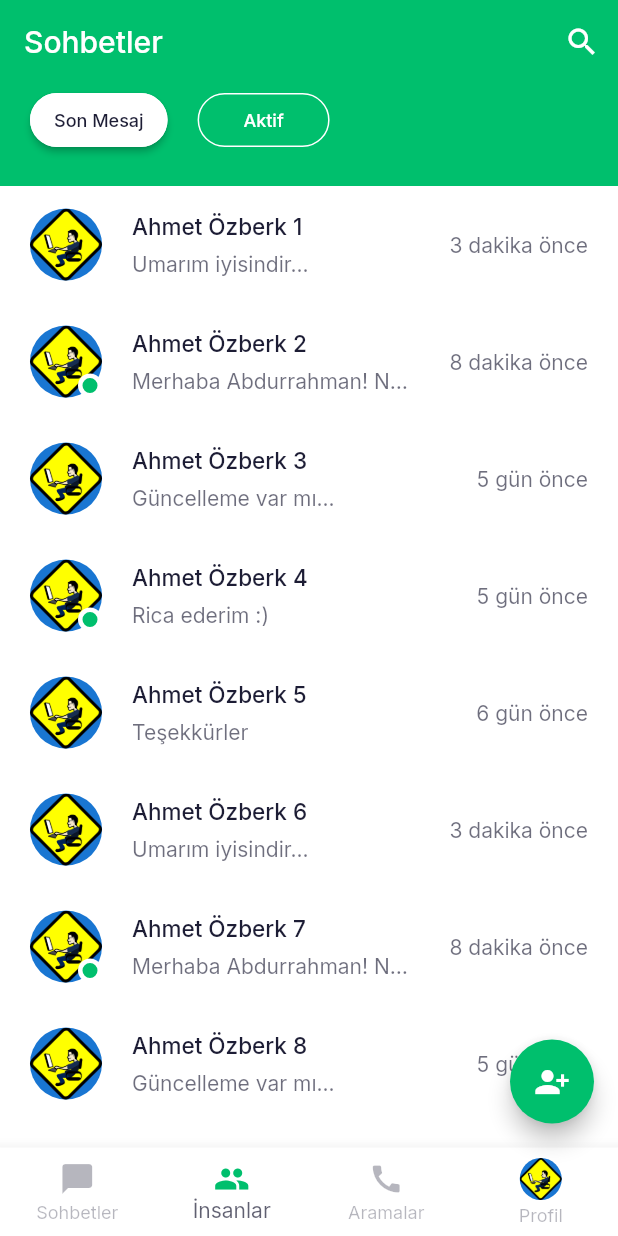
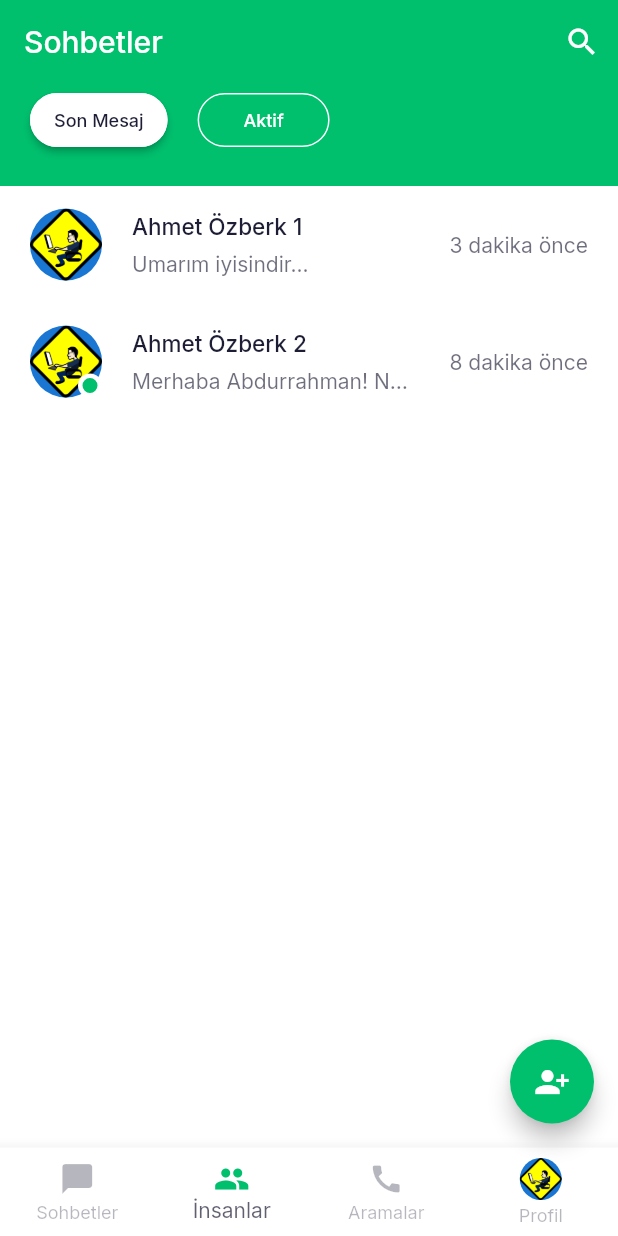
Before and after one commit to AbdurrahmanKaraoglu/Chat-MessagingAppFlutterUI, a Flutter app: the ChatsScreen screen opened directly, on a phone screen of 412 x 824 dp. Run offline on Flutter 3.47's test engine with Material 2 defaults, Android fonts, the phone set to English and light mode, and no system bars; our stand-ins replace google_fonts; missing offline and left inert: encrypt.

Commit message:
14.12.2021
Signed-off-by: AbdurrahmanKaraoglu <18110131307@ogr.ksu.edu.tr>

```diff
--- a/lib/main.dart
+++ b/lib/main.dart
@@ -17,6 +17,7 @@ class MyApp extends StatelessWidget {
       debugShowCheckedModeBanner: false,
       theme: lightThemeData(context),
       darkTheme: darkThemeData(context),
+
       // themeMode:ThemeMode.system,
       home: WelcomeScreen(),
     );
--- a/lib/models/Chat.dart
+++ b/lib/models/Chat.dart
@@ -26,46 +26,4 @@ List chatsData = [
     time: "8 dakika önce",
     isActive: true,
   ),
-  Chat(
-    name: "Ahmet Özberk 3",
-    lastMessage: "Güncelleme var mı...",
-    image: "assets/images/user1.png",
-    time: "5 gün önce",
-    isActive: false,
-  ),
-  Chat(
-    name: "Ahmet Özberk 4",
-    lastMessage: "Rica ederim :)",
-    image: "assets/images/user1.png",
-    time: "5 gün önce",
-    isActive: true,
-  ),
-  Chat(
-    name: "Ahmet Özberk 5",
-    lastMessage: "Teşekkürler",
-    image: "assets/images/user1.png",
-    time: "6 gün önce",
-    isActive: false,
-  ),
-  Chat(
-    name: "Ahmet Özberk 6",
-    lastMessage: "Umarım iyisindir...",
-    image: "assets/images/user1.png",
-    time: "3 dakika önce",
-    isActive: false,
-  ),
-  Chat(
-    name: "Ahmet Özberk 7",
-    lastMessage: "Merhaba Abdurrahman! NS...",
-    image: "assets/images/user1.png",
-    time: "8 dakika önce",
-    isActive: true,
-  ),
-  Chat(
-    name: "Ahmet Özberk 8",
-    lastMessage: "Güncelleme var mı...",
-    image: "assets/images/user1.png",
-    time: "5 gün önce",
-    isActive: false,
-  ),
 ];
--- a/lib/screens/messages/components/body.dart
+++ b/lib/screens/messages/components/body.dart
@@ -5,6 +5,8 @@ import 'package:flutter_chat_messaging_app/screens/messages/components/chat_inpu
 import 'package:flutter_chat_messaging_app/screens/messages/components/message.dart';
 
 class Body extends StatefulWidget {
+  const Body({Key? key}) : super(key: key);
+
   @override
   State<Body> createState() => _BodyState();
 }
@@ -27,7 +29,7 @@ class _BodyState extends State<Body> {
             ),
           ),
         ),
-        ChatInputField(),
+        const ChatInputField(),
       ],
     );
   }
--- a/pubspec.yaml
+++ b/pubspec.yaml
@@ -29,6 +29,7 @@ environment:
 dependencies:
   flutter:
     sdk: flutter
+  encrypt: ^5.0.1
 
 
   # The following adds the Cupertino Icons font to your application.
```
Also changed, not shown: lib/screens/messages/components/EncryptData.dart (added, +24 -0 lines), lib/screens/messages/components/chat_input_field.dart (+17 -3 lines), lib/screens/messages/components/text_message.dart (+12 -1 lines), lib/screens/welcome/welcome_screen.dart (+5 -5 lines), pubspec.lock.
